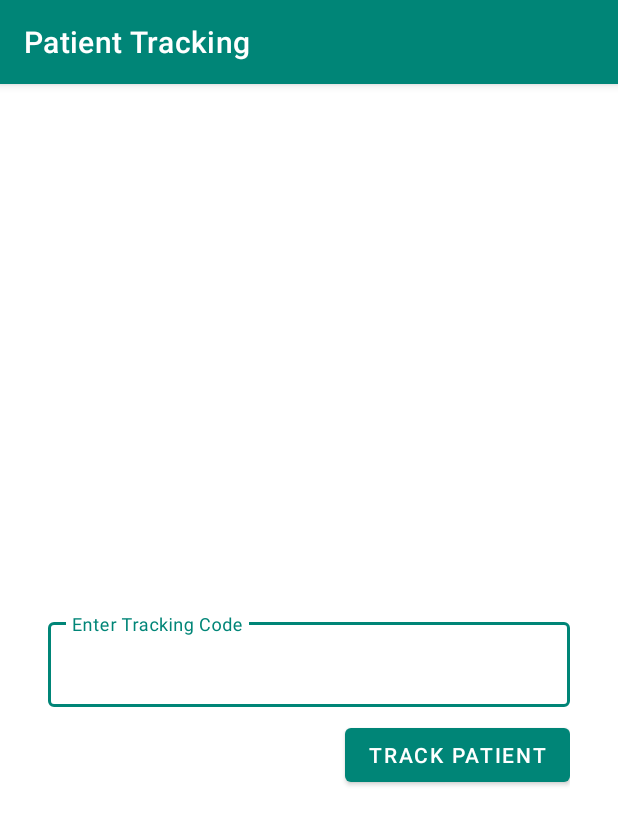
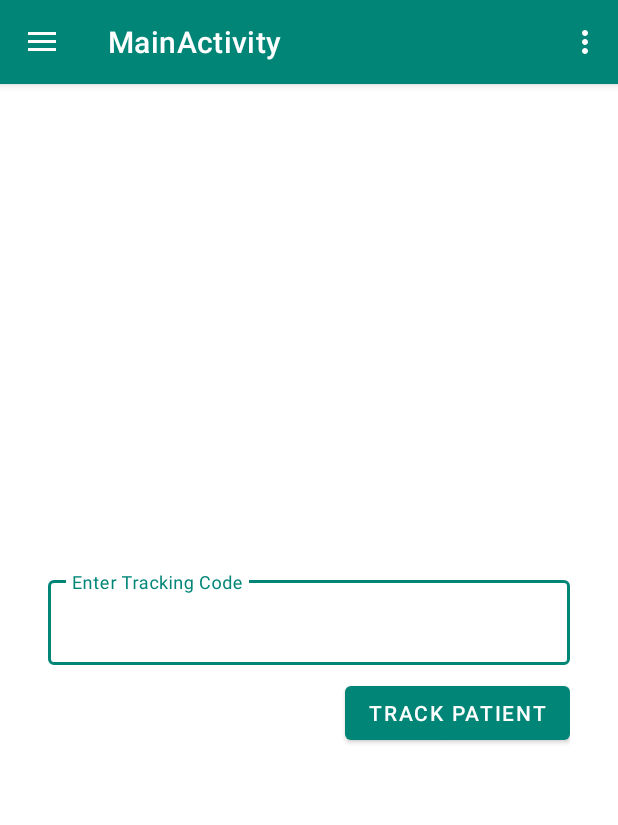
Before and after one commit to brocktaban/PatientTracking, an Android app: the screen it shows after launch (PatientCode before the commit, MainActivity after it), on a phone screen of 412 x 824 dp. Shown: the top 825 px of the screen. Run offline under Robolectric (Android 15) with nearby library versions, the phone set to English and light mode, and no system bars; our stand-ins replace Firebase (no records; nobody signed in at launch, a user with empty details on screens opened directly); libraries missing offline, so code that uses them is left out: org.jetbrains.anko; 3 statements that could not run were skipped.

Commit message:
Changed activities to fragments for better performance

```diff
--- a/app/src/main/java/com/brocktaban/patienttracking/PatientCode.kt
+++ b/app/src/main/java/com/brocktaban/patienttracking/EnterCode.kt
@@ -1,26 +1,30 @@
 package com.brocktaban.patienttracking
 
 import android.content.Context
-import androidx.appcompat.app.AppCompatActivity
 import android.os.Bundle
 import android.text.InputFilter
+import androidx.fragment.app.Fragment
+import android.view.LayoutInflater
+import android.view.View
+import android.view.ViewGroup
 import android.view.inputmethod.EditorInfo
+import android.view.inputmethod.InputMethodManager
 import com.google.firebase.firestore.FirebaseFirestore
-import kotlinx.android.synthetic.main.activity_patient_code.*
+import kotlinx.android.synthetic.main.fragment_enter_code.*
+import org.jetbrains.anko.AnkoLogger
 import org.jetbrains.anko.design.snackbar
-import android.view.inputmethod.InputMethodManager
-import org.jetbrains.anko.AnkoLogger
-import org.jetbrains.anko.intentFor
 import org.jetbrains.anko.wtf
 
-
-class PatientCode : AppCompatActivity(), AnkoLogger {
+class EnterCode : Fragment(), AnkoLogger {
 
     private lateinit var db: FirebaseFirestore
 
-    override fun onCreate(savedInstanceState: Bundle?) {
-        super.onCreate(savedInstanceState)
-        setContentView(R.layout.activity_patient_code)
+    override fun onCreateView(
+        inflater: LayoutInflater, container: ViewGroup?,
+        savedInstanceState: Bundle?
+    ): View? {
+
+        val v = inflater.inflate(R.layout.fragment_enter_code, container, false)
 
         db = FirebaseFirestore.getInstance()
 
@@ -43,15 +47,17 @@ class PatientCode : AppCompatActivity(), AnkoLogger {
 
             checkCode(code)
         }
+
+        return v
     }
 
     private fun checkCode(code: String) {
         btn_track_patient.isEnabled = false
 
-        val inputManager = getSystemService(Context.INPUT_METHOD_SERVICE) as InputMethodManager
+        val inputManager = activity?.getSystemService(Context.INPUT_METHOD_SERVICE) as InputMethodManager
 
         inputManager.hideSoftInputFromWindow(
-            currentFocus!!.windowToken,
+            activity?.currentFocus!!.windowToken,
             InputMethodManager.HIDE_NOT_ALWAYS
         )
 
@@ -68,7 +74,7 @@ class PatientCode : AppCompatActivity(), AnkoLogger {
                 return@addOnCompleteListener
             }
 
-            startActivity(intentFor<PatientInfo>("code" to code))
+//            (activity as MainActivity).changeFragment()
         }
     }
 }
--- a/app/src/main/java/com/brocktaban/patienttracking/MainActivity.kt
+++ b/app/src/main/java/com/brocktaban/patienttracking/MainActivity.kt
@@ -11,6 +11,9 @@ import com.google.android.material.navigation.NavigationView
 import androidx.appcompat.app.AppCompatActivity
 import androidx.appcompat.widget.Toolbar
 import android.view.Menu
+import androidx.fragment.app.Fragment
+import kotlinx.android.synthetic.main.app_bar_main.*
+
 
 class MainActivity : AppCompatActivity(), NavigationView.OnNavigationItemSelectedListener {
 
@@ -21,11 +24,11 @@ class MainActivity : AppCompatActivity(), NavigationView.OnNavigationItemSelecte
         val toolbar: Toolbar = findViewById(R.id.toolbar)
         setSupportActionBar(toolbar)
 
-        val fab: FloatingActionButton = findViewById(R.id.fab)
-        fab.setOnClickListener { view ->
-            Snackbar.make(view, "Replace with your own action", Snackbar.LENGTH_LONG)
-                .setAction("Action", null).show()
-        }
+//        val fab: FloatingActionButton = findViewById(R.id.fab)
+//        fab.setOnClickListener { view ->
+//            Snackbar.make(view, "Replace with your own action", Snackbar.LENGTH_LONG)
+//                .setAction("Action", null).show()
+//        }
         val drawerLayout: DrawerLayout = findViewById(R.id.drawer_layout)
         val navView: NavigationView = findViewById(R.id.nav_view)
         val toggle = ActionBarDrawerToggle(
@@ -35,6 +38,21 @@ class MainActivity : AppCompatActivity(), NavigationView.OnNavigationItemSelecte
         toggle.syncState()
 
         navView.setNavigationItemSelectedListener(this)
+
+        if (frame_layout != null) {
+
+            if (savedInstanceState != null) {
+                return
+            }
+
+            val firstFragment = EnterCode()
+
+
+            supportFragmentManager.beginTransaction()
+                .add(R.id.frame_layout, firstFragment).commit()
+
+            navView.setCheckedItem(R.id.nav_enter_code)
+        }
     }
 
     override fun onBackPressed() {
@@ -65,22 +83,13 @@ class MainActivity : AppCompatActivity(), NavigationView.OnNavigationItemSelecte
     override fun onNavigationItemSelected(item: MenuItem): Boolean {
         // Handle navigation view item clicks here.
         when (item.itemId) {
-            R.id.nav_home -> {
-                // Handle the camera action
+            R.id.nav_enter_code -> {
+                changeFragment(EnterCode())
             }
-            R.id.nav_gallery -> {
+            R.id.nav_patient -> {
 
             }
-            R.id.nav_slideshow -> {
-
-            }
-            R.id.nav_tools -> {
-
-            }
-            R.id.nav_share -> {
-
-            }
-            R.id.nav_send -> {
+            R.id.nav_hospital -> {
 
             }
         }
@@ -88,4 +97,8 @@ class MainActivity : AppCompatActivity(), NavigationView.OnNavigationItemSelecte
         drawerLayout.closeDrawer(GravityCompat.START)
         return true
     }
+
+    fun changeFragment(fragment: Fragment) {
+        supportFragmentManager.beginTransaction().replace(R.id.frame_layout, fragment).commit()
+    }
 }
--- /dev/null
+++ b/app/src/main/res/drawable/ic_code_black_24dp.xml
@@ -0,0 +1,9 @@
+<vector xmlns:android="http://schemas.android.com/apk/res/android"
+        android:width="24dp"
+        android:height="24dp"
+        android:viewportWidth="24.0"
+        android:viewportHeight="24.0">
+    <path
+        android:fillColor="#FF000000"
+        android:pathData="M9.4,16.6L4.8,12l4.6,-4.6L8,6l-6,6 6,6 1.4,-1.4zM14.6,16.6l4.6,-4.6 -4.6,-4.6L16,6l6,6 -6,6 -1.4,-1.4z"/>
+</vector>
--- /dev/null
+++ b/app/src/main/res/drawable/ic_local_hospital_black_24dp.xml
@@ -0,0 +1,9 @@
+<vector xmlns:android="http://schemas.android.com/apk/res/android"
+        android:width="24dp"
+        android:height="24dp"
+        android:viewportWidth="24.0"
+        android:viewportHeight="24.0">
+    <path
+        android:fillColor="#FF000000"
+        android:pathData="M19,3L5,3c-1.1,0 -1.99,0.9 -1.99,2L3,19c0,1.1 0.9,2 2,2h14c1.1,0 2,-0.9 2,-2L21,5c0,-1.1 -0.9,-2 -2,-2zM18,14h-4v4h-4v-4L6,14v-4h4L10,6h4v4h4v4z"/>
+</vector>
--- /dev/null
+++ b/app/src/main/res/drawable/ic_patients__black_24dp.xml
@@ -0,0 +1,9 @@
+<vector xmlns:android="http://schemas.android.com/apk/res/android"
+        android:width="24dp"
+        android:height="24dp"
+        android:viewportWidth="24.0"
+        android:viewportHeight="24.0">
+    <path
+        android:fillColor="#FF000000"
+        android:pathData="M16.5,12c1.38,0 2.49,-1.12 2.49,-2.5S17.88,7 16.5,7C15.12,7 14,8.12 14,9.5s1.12,2.5 2.5,2.5zM9,11c1.66,0 2.99,-1.34 2.99,-3S10.66,5 9,5C7.34,5 6,6.34 6,8s1.34,3 3,3zM16.5,14c-1.83,0 -5.5,0.92 -5.5,2.75L11,19h11v-2.25c0,-1.83 -3.67,-2.75 -5.5,-2.75zM9,13c-2.33,0 -7,1.17 -7,3.5L2,19h7v-2.25c0,-0.85 0.33,-2.34 2.37,-3.47C10.5,13.1 9.66,13 9,13z"/>
+</vector>
--- a/app/src/main/res/layout/app_bar_main.xml
+++ b/app/src/main/res/layout/app_bar_main.xml
@@ -21,14 +21,17 @@
 
     </com.google.android.material.appbar.AppBarLayout>
 
-    <include layout="@layout/content_main"/>
+    <FrameLayout
+            android:id="@+id/frame_layout"
+            android:layout_width="match_parent"
+            android:layout_height="match_parent" />
 
-    <com.google.android.material.floatingactionbutton.FloatingActionButton
-            android:id="@+id/fab"
-            android:layout_width="wrap_content"
-            android:layout_height="wrap_content"
-            android:layout_gravity="bottom|end"
-            android:layout_margin="@dimen/fab_margin"
-            app:srcCompat="@android:drawable/ic_dialog_email"/>
+    <!--<com.google.android.material.floatingactionbutton.FloatingActionButton-->
+            <!--android:id="@+id/fab"-->
+            <!--android:layout_width="wrap_content"-->
+            <!--android:layout_height="wrap_content"-->
+            <!--android:layout_gravity="bottom|end"-->
+            <!--android:layout_margin="@dimen/fab_margin"-->
+            <!--app:srcCompat="@android:drawable/ic_dialog_email"/>-->
 
 </androidx.coordinatorlayout.widget.CoordinatorLayout>
--- a/app/src/main/res/layout/activity_patient_code.xml
+++ b/app/src/main/res/layout/fragment_enter_code.xml
@@ -1,13 +1,13 @@
 <?xml version="1.0" encoding="utf-8"?>
 <androidx.constraintlayout.widget.ConstraintLayout
+        xmlns:android="http://schemas.android.com/apk/res/android"
+        xmlns:app="http://schemas.android.com/apk/res-auto"
+        xmlns:tools="http://schemas.android.com/tools"
+        android:layout_width="match_parent"
         android:id="@+id/main"
-        xmlns:android="http://schemas.android.com/apk/res/android"
-        xmlns:tools="http://schemas.android.com/tools"
-        xmlns:app="http://schemas.android.com/apk/res-auto"
-        android:layout_width="match_parent"
         android:layout_height="match_parent"
         android:padding="32dp"
-        tools:context=".PatientCode">
+        tools:context=".EnterCode">
 
     <com.google.android.material.textfield.TextInputLayout
             android:id="@+id/patient_code_tlayout"
@@ -40,4 +40,5 @@
             android:layout_marginTop="8dp"
             app:layout_constraintTop_toBottomOf="@+id/patient_code_tlayout"
             app:layout_constraintEnd_toEndOf="parent"/>
+
 </androidx.constraintlayout.widget.ConstraintLayout>
--- a/app/src/main/res/menu/activity_main_drawer.xml
+++ b/app/src/main/res/menu/activity_main_drawer.xml
@@ -5,34 +5,17 @@
 
     <group android:checkableBehavior="single">
         <item
-                android:id="@+id/nav_home"
-                android:icon="@drawable/ic_menu_camera"
-                android:title="@string/menu_home"/>
+                android:id="@+id/nav_enter_code"
+                android:icon="@drawable/ic_code_black_24dp"
+                android:title="Enter Code"/>
         <item
-                android:id="@+id/nav_gallery"
-                android:icon="@drawable/ic_menu_gallery"
-                android:title="@string/menu_gallery"/>
+                android:id="@+id/nav_patient"
+                android:icon="@drawable/ic_patients__black_24dp"
+                android:title="Your Patients"/>
         <item
-                android:id="@+id/nav_slideshow"
-                android:icon="@drawable/ic_menu_slideshow"
-                android:title="@string/menu_slideshow"/>
-        <item
-                android:id="@+id/nav_tools"
-                android:icon="@drawable/ic_menu_manage"
-                android:title="@string/menu_tools"/>
+                android:id="@+id/nav_hospital"
+                android:icon="@drawable/ic_local_hospital_black_24dp"
+                android:title="Nearby Hospitals"/>
     </group>
 
-    <item android:title="Communicate">
-        <menu>
-            <item
-                    android:id="@+id/nav_share"
-                    android:icon="@drawable/ic_menu_share"
-                    android:title="@string/menu_share"/>
-            <item
-                    android:id="@+id/nav_send"
-                    android:icon="@drawable/ic_menu_send"
-                    android:title="@string/menu_send"/>
-        </menu>
-    </item>
-
 </menu>
--- a/app/src/main/res/values/strings.xml
+++ b/app/src/main/res/values/strings.xml
@@ -14,4 +14,7 @@
     <string name="menu_tools">Tools</string>
     <string name="menu_share">Share</string>
     <string name="menu_send">Send</string>
+
+    <!-- TODO: Remove or change this placeholder text -->
+    <string name="hello_blank_fragment">Hello blank fragment</string>
 </resources>
```
Also changed, not shown: app/src/main/AndroidManifest.xml (+3 -5 lines).
